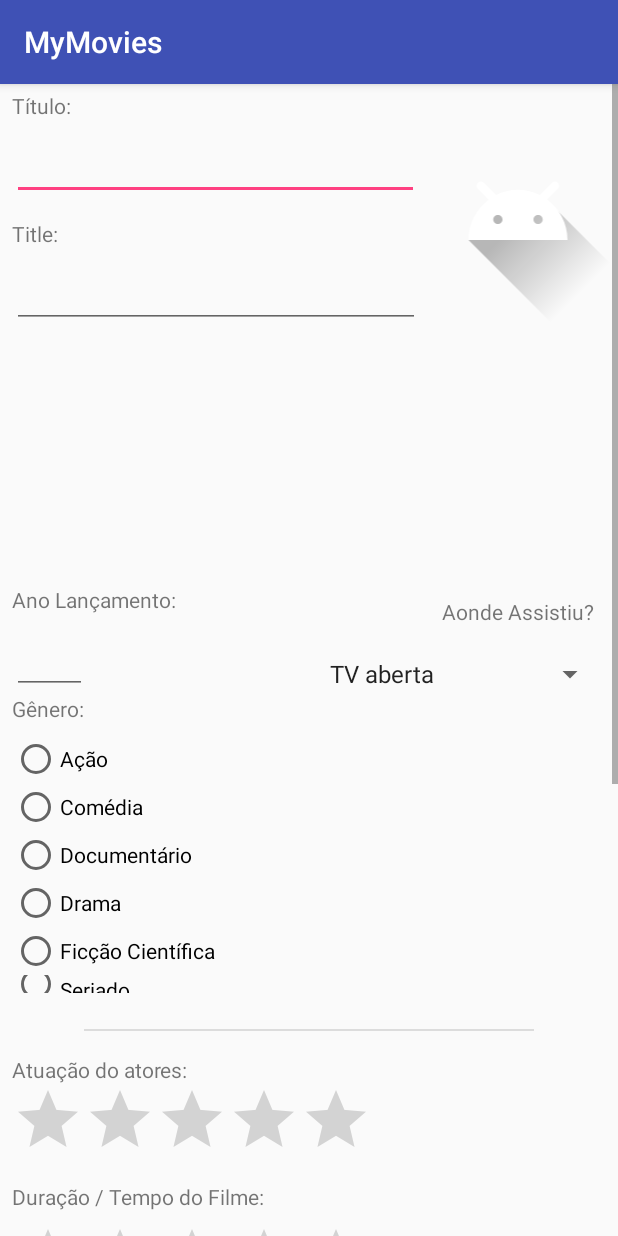
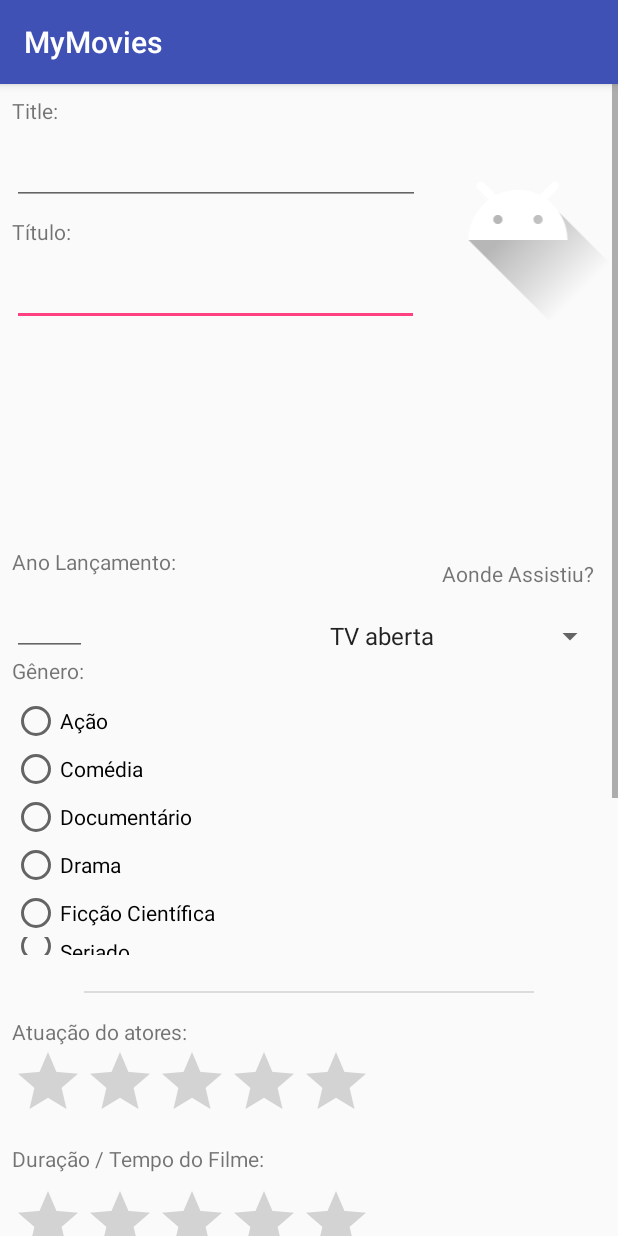
Before and after one commit to tofarias/android-mymovies, an Android app: the RegisterActivity screen opened directly, with no data from a screen before it, on a phone screen of 412 x 824 dp. Run offline under Robolectric (Android 15) with nearby library versions, the light colour scheme and no system bars.

Commit message:
Fix - alterando ordem dos campos de título do filme.

```diff
--- a/app/src/main/res/layout/activity_register.xml
+++ b/app/src/main/res/layout/activity_register.xml
@@ -19,35 +19,32 @@
             android:layout_width="271dp"
             android:layout_height="wrap_content"
             android:layout_marginStart="8dp"
-            android:layout_marginTop="32dp"
+            android:layout_marginTop="8dp"
             android:ems="10"
             android:inputType="textPersonName"
             app:layout_constraintStart_toStartOf="parent"
-            app:layout_constraintTop_toTopOf="parent" />
+            app:layout_constraintTop_toBottomOf="@+id/textTitlePtBr2" />
 
         <EditText
             android:id="@+id/edtTitleEn"
             android:layout_width="272dp"
             android:layout_height="wrap_content"
             android:layout_marginStart="8dp"
-            android:layout_marginTop="40dp"
+            android:layout_marginTop="8dp"
             android:ems="10"
             android:inputType="textPersonName"
             app:layout_constraintStart_toStartOf="parent"
-            app:layout_constraintTop_toBottomOf="@+id/edtTitlePtBr" />
+            app:layout_constraintTop_toBottomOf="@+id/textTitleEn2" />
 
         <TextView
             android:id="@+id/textTitlePtBr2"
             android:layout_width="wrap_content"
             android:layout_height="wrap_content"
-            android:layout_marginBottom="8dp"
             android:layout_marginStart="8dp"
-            android:layout_marginTop="12dp"
+            android:layout_marginTop="8dp"
             android:text="Título:"
-            app:layout_constraintBottom_toTopOf="@+id/edtTitlePtBr"
             app:layout_constraintStart_toStartOf="parent"
-            app:layout_constraintTop_toTopOf="parent"
-            app:layout_constraintVertical_bias="1.0" />
+            app:layout_constraintTop_toBottomOf="@+id/edtTitleEn" />
 
         <TextView
             android:id="@+id/textTitleEn"
@@ -66,14 +63,11 @@
             android:id="@+id/textTitleEn2"
             android:layout_width="wrap_content"
             android:layout_height="wrap_content"
-            android:layout_marginBottom="8dp"
-            android:layout_marginEnd="8dp"
             android:layout_marginStart="8dp"
+            android:layout_marginTop="8dp"
             android:text="Title:"
-            app:layout_constraintBottom_toTopOf="@+id/edtTitleEn"
-            app:layout_constraintEnd_toEndOf="parent"
-            app:layout_constraintHorizontal_bias="0.0"
-            app:layout_constraintStart_toStartOf="parent" />
+            app:layout_constraintStart_toStartOf="parent"
+            app:layout_constraintTop_toTopOf="parent" />
 
         <RadioGroup
             android:id="@+id/rb_categories"
@@ -321,10 +315,9 @@
             android:layout_width="369dp"
             android:layout_height="107dp"
             android:layout_marginStart="8dp"
-            android:layout_marginTop="24dp"
             android:visibility="visible"
             app:layout_constraintStart_toStartOf="parent"
-            app:layout_constraintTop_toBottomOf="@+id/edtTitleEn" />
+            app:layout_constraintTop_toBottomOf="@+id/edtTitlePtBr" />
 
 
     </android.support.constraint.ConstraintLayout>
```
Also changed, not shown: app/src/main/res/layout/movie_item.xml (+7 -7 lines).
